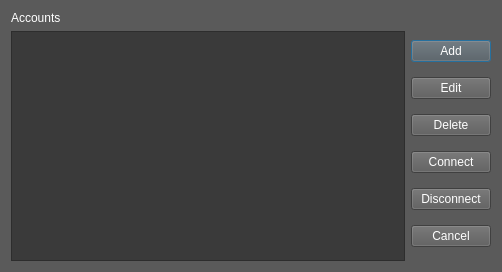
Before: the Qt Designer form accountmanager.ui in AlexanderKyron/EpicDiscord, drawn with Qt 5.
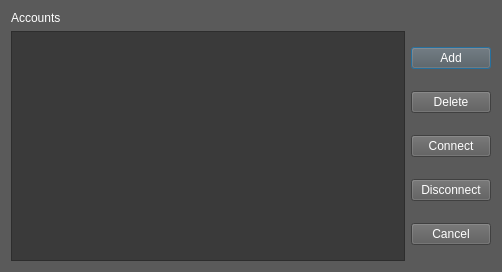
After: the same form once the commit is applied.

```diff
--- a/accountmanager.ui
+++ b/accountmanager.ui
@@ -237,16 +237,6 @@
        </property>
       </widget>
      </item>
-     <item>
-      <widget class="QPushButton" name="EditButton">
-       <property name="styleSheet">
-        <string notr="true"/>
-       </property>
-       <property name="text">
-        <string>Edit</string>
-       </property>
-      </widget>
-     </item>
      <item>
       <widget class="QPushButton" name="DeleteButton">
        <property name="styleSheet">
```
Left out of the diff: 2 changed lines with no effect on the pictures.
